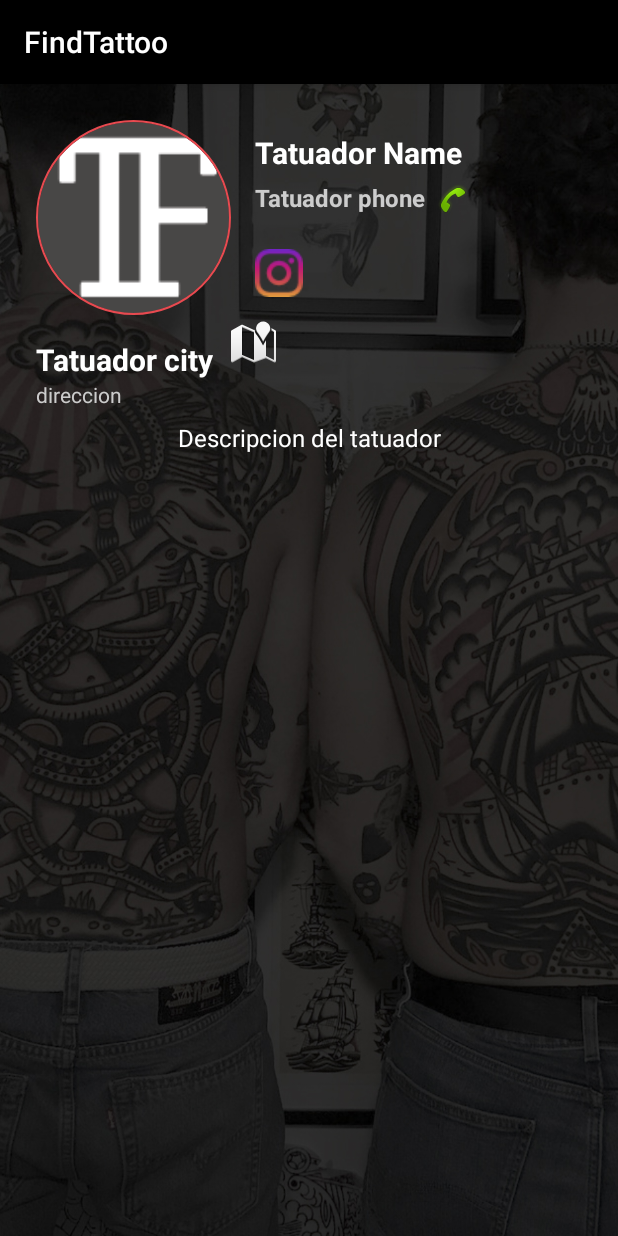
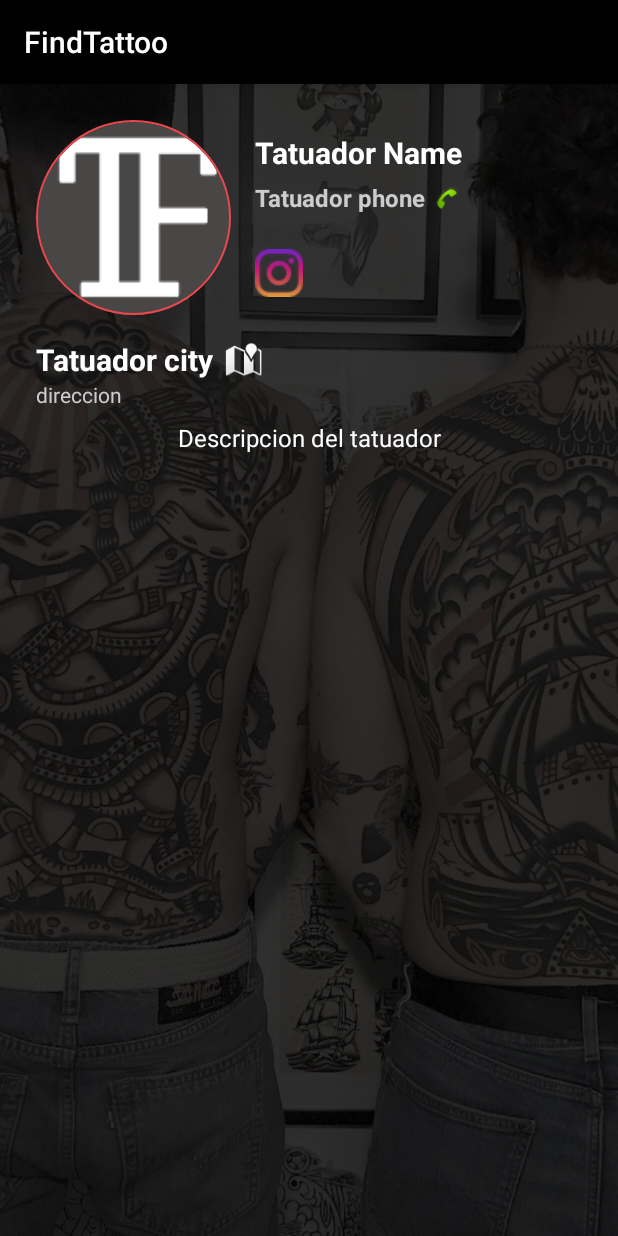
Before and after one commit to BrylliantTV/FindTattoo, an Android app: the TatuadorActivity screen opened directly, with no data from a screen before it, on a phone screen of 412 x 824 dp. Run offline under Robolectric (Android 15) with nearby library versions, the phone set to English and light mode, and no system bars; our stand-ins replace CircleImageView, Firebase (no records; nobody signed in at launch, a user with empty details on screens opened directly).

Commit message:
commit subiendo todo antes de la entrega (espero que no me falte/falle nada ): )

```diff
--- a/app/src/main/AndroidManifest.xml
+++ b/app/src/main/AndroidManifest.xml
@@ -16,10 +16,10 @@
         android:usesCleartextTraffic="true"
         tools:targetApi="m">
         <activity android:name=".ui.AboutActivity"></activity>
-        <activity android:name=".TatuadorActivity" />
+        <activity android:name=".ui.TatuadorActivity" />
         <activity android:name=".ui.ChooseLoginActivity" />
-        <activity android:name=".ProfileActivity" />
-        <activity android:name=".RegisterActivity" />
+        <activity android:name=".ui.ProfileActivity" />
+        <activity android:name=".ui.RegisterActivity" />
         <activity android:name=".ui.AuthActivity" />
         <activity android:name=".ui.SplashActivity">
             <intent-filter>
--- a/app/src/main/java/com/ochoa/bryan/findtattoo/model/TatuadoresModel.java
+++ b/app/src/main/java/com/ochoa/bryan/findtattoo/model/TatuadoresModel.java
@@ -6,6 +6,9 @@ import com.google.firebase.firestore.GeoPoint;
 
 import java.io.Serializable;
 
+/**
+ * CLASE MODELO DE TATUADORES
+ */
 public class TatuadoresModel implements Serializable {
 
     String id;
--- a/app/src/main/java/com/ochoa/bryan/findtattoo/ui/AuthActivity.java
+++ b/app/src/main/java/com/ochoa/bryan/findtattoo/ui/AuthActivity.java
@@ -11,7 +11,6 @@ import android.util.Log;
 import android.view.View;
 import android.widget.Toast;
 
-import com.facebook.AccessToken;
 import com.google.android.gms.auth.api.signin.GoogleSignIn;
 import com.google.android.gms.auth.api.signin.GoogleSignInAccount;
 import com.google.android.gms.auth.api.signin.GoogleSignInClient;
@@ -23,16 +22,11 @@ import com.google.android.gms.tasks.OnSuccessListener;
 import com.google.android.gms.tasks.Task;
 import com.google.firebase.auth.AuthCredential;
 import com.google.firebase.auth.AuthResult;
-import com.google.firebase.auth.FacebookAuthProvider;
 import com.google.firebase.auth.FirebaseAuth;
 import com.google.firebase.auth.FirebaseUser;
 import com.google.firebase.auth.GoogleAuthProvider;
-import com.ochoa.bryan.findtattoo.ProfileActivity;
 import com.ochoa.bryan.findtattoo.R;
-import com.ochoa.bryan.findtattoo.RegisterActivity;
 import com.ochoa.bryan.findtattoo.databinding.ActivityAuthBinding;
-
-import org.jetbrains.annotations.NotNull;
 
 public class AuthActivity extends AppCompatActivity {
     //init firebase auth
--- a/app/src/main/java/com/ochoa/bryan/findtattoo/ProfileActivity.java
+++ b/app/src/main/java/com/ochoa/bryan/findtattoo/ui/ProfileActivity.java
@@ -1,4 +1,4 @@
-package com.ochoa.bryan.findtattoo;
+package com.ochoa.bryan.findtattoo.ui;
 
 import androidx.annotation.NonNull;
 import androidx.appcompat.app.AppCompatActivity;
@@ -20,10 +20,9 @@ import com.google.firebase.auth.FirebaseUser;
 import com.google.firebase.firestore.DocumentSnapshot;
 import com.google.firebase.firestore.FirebaseFirestore;
 import com.google.firebase.firestore.Query;
+import com.ochoa.bryan.findtattoo.R;
 import com.ochoa.bryan.findtattoo.adapters.TatuadorAdapter;
 import com.ochoa.bryan.findtattoo.model.TatuadoresModel;
-import com.ochoa.bryan.findtattoo.ui.AboutActivity;
-import com.ochoa.bryan.findtattoo.ui.AuthActivity;
 
 public class ProfileActivity extends AppCompatActivity {
 
--- a/app/src/main/java/com/ochoa/bryan/findtattoo/ui/SplashActivity.java
+++ b/app/src/main/java/com/ochoa/bryan/findtattoo/ui/SplashActivity.java
@@ -8,7 +8,9 @@ import android.os.Bundle;
 
 import com.ochoa.bryan.findtattoo.R;
 
-
+/**
+ * ACTIVIDAD DE LA IMAGEN INICIAL DE LA APLICACIÓN
+ */
 public class SplashActivity extends AppCompatActivity {
 
     @Override
--- a/app/src/main/res/layout/activity_about.xml
+++ b/app/src/main/res/layout/activity_about.xml
@@ -11,7 +11,6 @@
         android:id="@+id/ivButtonBack"
         android:layout_width="wrap_content"
         android:layout_height="wrap_content"
-        android:layout_marginStart="16dp"
         android:layout_marginTop="16dp"
         android:layout_marginEnd="371dp"
         android:onClick="btnBack"
--- a/app/src/main/res/layout/activity_profile.xml
+++ b/app/src/main/res/layout/activity_profile.xml
@@ -5,7 +5,7 @@
     android:background="@drawable/background_app2"
     android:layout_width="match_parent"
     android:layout_height="match_parent"
-    tools:context=".ProfileActivity">
+    tools:context=".ui.ProfileActivity">
 
     <androidx.recyclerview.widget.RecyclerView
         android:id="@+id/rvTatuadores"
--- a/app/src/main/res/layout/activity_register.xml
+++ b/app/src/main/res/layout/activity_register.xml
@@ -5,7 +5,7 @@
     android:layout_width="match_parent"
     android:layout_height="match_parent"
     android:background="@drawable/background_app2"
-    tools:context=".RegisterActivity">
+    tools:context=".ui.RegisterActivity">
 
 
     <LinearLayout
--- a/app/src/main/res/layout/activity_tatuador.xml
+++ b/app/src/main/res/layout/activity_tatuador.xml
@@ -6,7 +6,7 @@
     android:layout_width="match_parent"
     android:layout_height="match_parent"
     android:background="@drawable/background_app2"
-    tools:context=".TatuadorActivity">
+    tools:context=".ui.TatuadorActivity">
 
     <de.hdodenhof.circleimageview.CircleImageView
         android:id="@+id/ivTatuador"
@@ -146,20 +146,20 @@
 
     <ImageView
         android:id="@+id/ivLocation"
-        android:layout_width="wrap_content"
-        android:layout_height="wrap_content"
-        android:layout_marginStart="11dp"
-        android:layout_marginTop="14dp"
+        android:layout_width="25dp"
+        android:layout_height="27dp"
+        android:layout_marginStart="8dp"
+        android:layout_marginTop="28dp"
         app:layout_constraintStart_toEndOf="@+id/tvCity"
         app:layout_constraintTop_toBottomOf="@+id/ivInstagram"
         app:srcCompat="@android:drawable/ic_dialog_map" />
 
     <ImageView
         android:id="@+id/ivPhone"
-        android:layout_width="wrap_content"
-        android:layout_height="wrap_content"
-        android:layout_marginStart="8dp"
-        android:layout_marginTop="5dp"
+        android:layout_width="20dp"
+        android:layout_height="20dp"
+        android:layout_marginStart="4dp"
+        android:layout_marginTop="7dp"
         app:layout_constraintStart_toEndOf="@+id/tvTelefono"
         app:layout_constraintTop_toBottomOf="@+id/tvNombre"
         app:srcCompat="@android:drawable/stat_sys_phone_call" />
```
Also changed, not shown: app/src/main/java/com/ochoa/bryan/findtattoo/ui/AboutActivity.java (+8 -1 lines), app/src/main/java/com/ochoa/bryan/findtattoo/ui/RegisterActivity.java (renamed from app/src/main/java/com/ochoa/bryan/findtattoo/RegisterActivity.java, +11 -2 lines), app/src/main/java/com/ochoa/bryan/findtattoo/ui/TatuadorActivity.java (renamed from app/src/main/java/com/ochoa/bryan/findtattoo/TatuadorActivity.java, +19 -4 lines).
